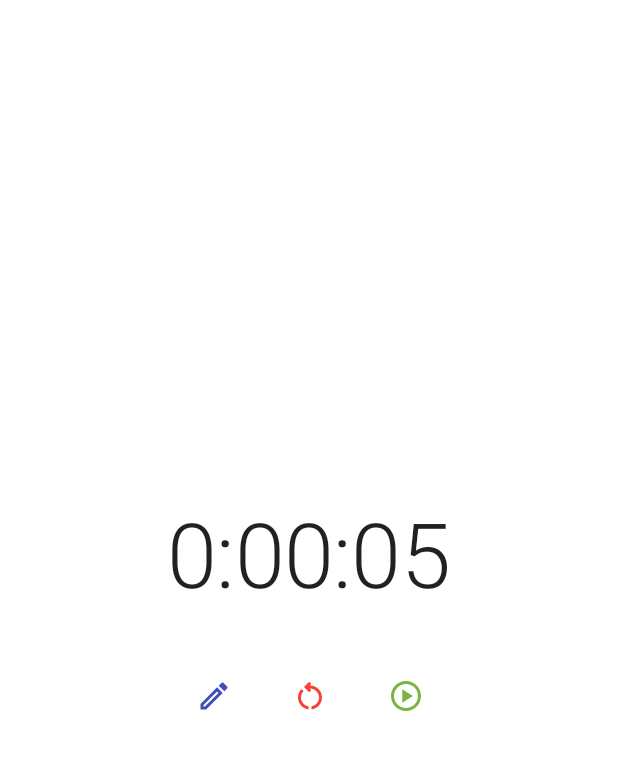
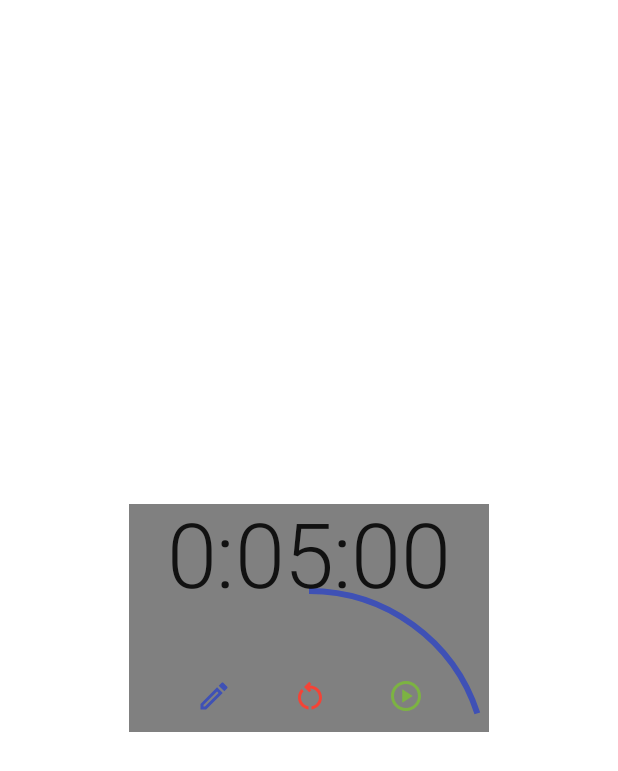
Before and after one commit to sol-digital/compose_challenge_week_2, an Android app built with Jetpack Compose: the screen it shows after launch (MainActivity), after a tap on "Reset", on a phone screen of 412 x 824 dp. Shown: the top 771 px of the screen. Run offline under Robolectric (Android 15) with nearby library versions, the phone set to English and light mode, and no system bars; 1 other tap on this screen came first.

```diff
--- a/app/src/main/java/com/example/androiddevchallenge/ui/data/UiModel.kt
+++ b/app/src/main/java/com/example/androiddevchallenge/ui/data/UiModel.kt
@@ -55,7 +55,7 @@ class UiModel : ViewModel() {
 
     var isDone by mutableStateOf(false)
 
-    var countdown by mutableStateOf(30)
+    var countdown by mutableStateOf(300)
 
     var secondsToAlarm by mutableStateOf(countdown)
 
--- a/app/src/main/java/com/example/androiddevchallenge/ui/view/layout.kt
+++ b/app/src/main/java/com/example/androiddevchallenge/ui/view/layout.kt
@@ -15,18 +15,32 @@
  */
 package com.example.androiddevchallenge.ui.view
 
+import androidx.compose.animation.core.animateFloatAsState
+import androidx.compose.foundation.Image
+import androidx.compose.foundation.background
+import androidx.compose.foundation.layout.Arrangement
 import androidx.compose.foundation.layout.Box
 import androidx.compose.foundation.layout.Column
 import androidx.compose.foundation.layout.Row
 import androidx.compose.foundation.layout.Spacer
+import androidx.compose.foundation.layout.fillMaxHeight
 import androidx.compose.foundation.layout.fillMaxSize
+import androidx.compose.foundation.layout.fillMaxWidth
+import androidx.compose.foundation.layout.height
 import androidx.compose.foundation.layout.padding
 import androidx.compose.foundation.layout.requiredWidth
+import androidx.compose.foundation.layout.size
 import androidx.compose.foundation.layout.width
 import androidx.compose.material.AlertDialog
+import androidx.compose.material.CircularProgressIndicator
+import androidx.compose.material.ContentAlpha
 import androidx.compose.material.Icon
 import androidx.compose.material.IconButton
+import androidx.compose.material.LinearProgressIndicator
+import androidx.compose.material.LocalContentAlpha
 import androidx.compose.material.MaterialTheme
+import androidx.compose.material.ProgressIndicatorDefaults
+import androidx.compose.material.Slider
 import androidx.compose.material.Surface
 import androidx.compose.material.Text
 import androidx.compose.material.TextButton
@@ -36,11 +50,21 @@ import androidx.compose.material.icons.outlined.PauseCircle
 import androidx.compose.material.icons.outlined.PlayCircle
 import androidx.compose.material.icons.outlined.RestartAlt
 import androidx.compose.runtime.Composable
+import androidx.compose.runtime.CompositionLocalProvider
+import androidx.compose.runtime.getValue
+import androidx.compose.runtime.mutableStateOf
+import androidx.compose.runtime.remember
+import androidx.compose.runtime.setValue
 import androidx.compose.ui.Alignment
 import androidx.compose.ui.Modifier
 import androidx.compose.ui.res.colorResource
+import androidx.compose.ui.res.painterResource
 import androidx.compose.ui.res.stringResource
+import androidx.compose.ui.semantics.contentDescription
+import androidx.compose.ui.semantics.semantics
+import androidx.compose.ui.text.font.FontWeight
 import androidx.compose.ui.unit.dp
+import androidx.compose.ui.window.Dialog
 import androidx.lifecycle.viewmodel.compose.viewModel
 import com.example.androiddevchallenge.R
 import com.example.androiddevchallenge.ui.data.LayoutGridParams
@@ -101,15 +125,20 @@ fun Modifier.dialogSize() = requiredWidth(
 fun MyApp() {
     val model = uiModel
 
+    var isSetDialog by remember { mutableStateOf(false) }
+
+    var progress by remember { mutableStateOf(0.1f) }
+    val animatedProgress by animateFloatAsState(
+        targetValue = progress,
+        animationSpec = ProgressIndicatorDefaults.ProgressAnimationSpec
+    )
+
     if (model.isDone) AlertDialog(
         onDismissRequest = {
             model.isDone = false
         },
         title = {
-            Text(text = "Title")
-        },
-        text = {
-            Text("This area typically contains the supportive text ")
+            Text(text = stringResource(R.string.alarm_label))
         },
         confirmButton = {
             TextButton(
@@ -120,10 +149,21 @@ fun MyApp() {
                 Text(stringResource(R.string.close_label))
             }
         }
+    ) else if (isSetDialog) CountdownSetDialog(
+        cancelAction = {
+            isSetDialog = false
+        },
+        doneAction = {
+            model.countdown = it
+            model.resetCountdown()
+            isSetDialog = false
+        }
     )
 
     Surface(modifier = Modifier.fillMaxSize()) {
-        Box(modifier = Modifier.fillMaxSize().padding(32.dp), contentAlignment = Alignment.Center) {
+        Box(modifier = Modifier.workspaceSize().padding(32.dp), contentAlignment = Alignment.Center) {
+            Box(contentAlignment = Alignment.Center, modifier = Modifier.background(colorResource(R.color.gray))) {
+                CircularProgressIndicator(modifier = Modifier.requiredWidth(240.dp), progress = animatedProgress)
                 Column(horizontalAlignment = Alignment.CenterHorizontally) {
                     val isAlarm = model.secondsToAlarm <= 0
                     Text(
@@ -132,13 +172,13 @@ fun MyApp() {
                     )
                     Row(modifier = Modifier.padding(top = 32.dp)) {
                         IconButton(onClick = {
-                        model.countdown = 5
-                        model.resetCountdown()
+                            isSetDialog = true
                         }) {
-                        Icon(Icons.Outlined.Edit, contentDescription = "Edit", tint = colorResource(R.color.primary))
+                            Icon(Icons.Outlined.Edit, contentDescription = "Set", tint = colorResource(R.color.primary))
                         }
                         Spacer(Modifier.width(16.dp))
                         IconButton(onClick = {
+                            if (progress < 1f) progress += 0.1f
                             model.resetCountdown()
                         }) {
                             Icon(Icons.Outlined.RestartAlt, contentDescription = "Reset", tint = colorResource(R.color.reset))
@@ -168,15 +208,65 @@ fun MyApp() {
             }
         }
     }
+}
+
+@Composable
+private fun CountdownSetDialog(cancelAction: () -> Unit, doneAction: (Int) -> Unit) {
+    Dialog(onDismissRequest = {
+        cancelAction()
+    }) {
+        Surface(modifier = Modifier.dialogSize(), shape = MaterialTheme.shapes.medium) {
+            Column {
+                var h by remember { mutableStateOf(0) }
+                var m by remember { mutableStateOf(0) }
+                var s by remember { mutableStateOf(0) }
+                Column(modifier = Modifier.padding(16.dp)) {
+                    CompositionLocalProvider(LocalContentAlpha provides ContentAlpha.high) {
+                        Text(text = stringResource(R.string.dialog_set_title), style = MaterialTheme.typography.h6)
+                    }
+                    Column(modifier = Modifier.fillMaxWidth().padding(top = 32.dp), horizontalAlignment = Alignment.CenterHorizontally) {
+                        Text(text = "$h h", style = MaterialTheme.typography.h5, fontWeight = FontWeight.Light)
+                        Slider(
+                            value = h.toFloat(),
+                            onValueChange = { h = it.toInt() },
+                            modifier = Modifier.fillMaxWidth(),
+                            valueRange = 0f..100f
+                        )
+                        Spacer(Modifier.height(16.dp))
+                        Text(text = "$m m", style = MaterialTheme.typography.h5, fontWeight = FontWeight.Light)
+                        Slider(
+                            value = m.toFloat(),
+                            onValueChange = { m = it.toInt() },
+                            modifier = Modifier.fillMaxWidth(),
+                            valueRange = 0f..59f
+                        )
+                        Spacer(Modifier.height(16.dp))
+                        Text(text = "$s s", style = MaterialTheme.typography.h5, fontWeight = FontWeight.Light)
+                        Slider(
+                            value = s.toFloat(),
+                            onValueChange = { s = it.toInt() },
+                            modifier = Modifier.fillMaxWidth(),
+                            valueRange = 0f..59f
+                        )
+                    }
+                }
+                Row(modifier = Modifier.fillMaxWidth().padding(horizontal = 10.dp, vertical = 8.dp), horizontalArrangement = Arrangement.End) {
+                    TextButton(onClick = { cancelAction() }) {
+                        Text(stringResource(R.string.cancel_label))
+                    }
+                    Spacer(modifier = Modifier.width(8.dp))
+                    TextButton(onClick = { doneAction(100) }) {
+                        Text(stringResource(R.string.set_label))
+                    }
+                }
+            }
+        }
+    }
+}
 
 private fun getTimeLabel(seconds: Int): String {
-    val h = (seconds / 3600).toInt()
-    val m = ((seconds % 3600) / 60).toInt()
-    val s = seconds % 60
-
-    fun formatValue(value: Int) = value.toString().let {
-        if (it.length < 2) "0$it" else it
+    val h = (seconds / 3600).toInt().toString()
+    val m = ((seconds % 3600) / 60).toInt().toString().padStart(2, '0')
+    val s = (seconds % 60).toString().padStart(2, '0')
+    return "$h:$m:$s"
 }
-
-    return "$h:${formatValue(m)}:${formatValue(s)}"
-}
--- a/app/src/main/res/values/strings.xml
+++ b/app/src/main/res/values/strings.xml
@@ -11,7 +11,11 @@
       -->
     <string name="app_name">AndroidDevChallenge</string>
 
+    <string name="dialog_set_title">Set countdown</string>
+
     <string name="toast_back_label">For exit do it again</string>
     <string name="alarm_label">Alarm!</string>
     <string name="close_label">Close</string>
+    <string name="set_label">Set</string>
+    <string name="cancel_label">Cancel</string>
 </resources>
```
Lines whose indentation alone changed are shown as unchanged.
